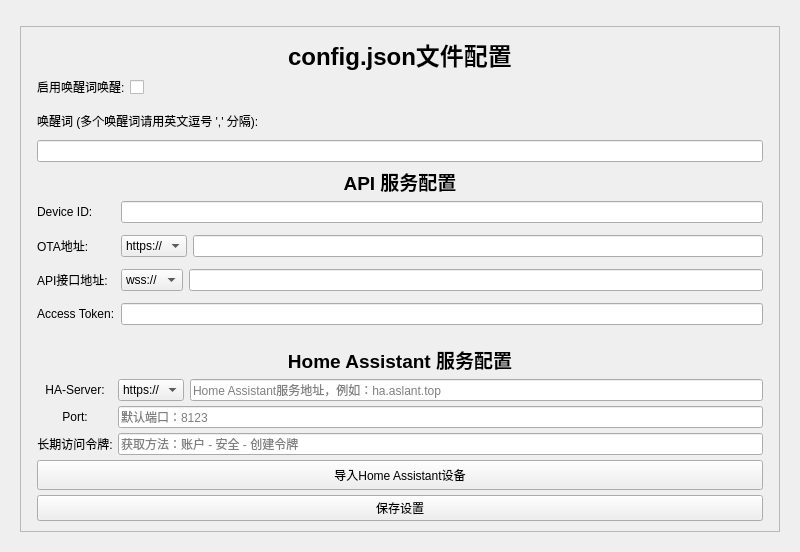
Old version of the form src/display/gui_display.ui in the repository alfred888/py-xiaozhi.
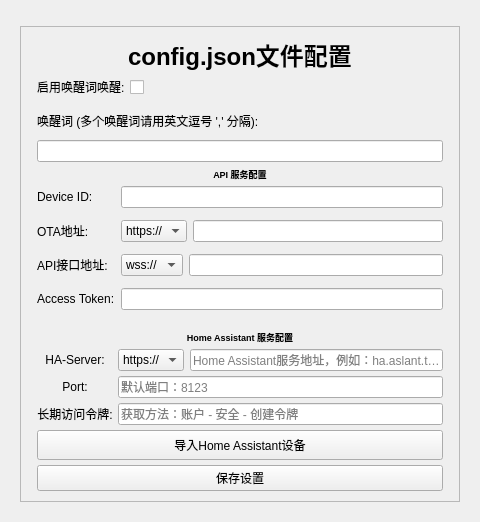
New version of the form. The open tabs and pages were chosen to show the change.

Commit message: 调整UI尺寸为原来的50%

What changed in the file:
```diff
--- a/src/display/gui_display.ui
+++ b/src/display/gui_display.ui
@@ -6,8 +6,8 @@
    <rect>
     <x>0</x>
     <y>0</y>
-    <width>800</width>
-    <height>518</height>
+    <width>400</width>
+    <height>259</height>
    </rect>
   </property>
   <property name="windowTitle">
@@ -518,7 +518,7 @@
            <widget class="QLabel" name="label">
             <property name="font">
              <font>
-              <pointsize>14</pointsize>
+              <pointsize>7</pointsize>
               <weight>75</weight>
               <bold>true</bold>
              </font>
@@ -694,7 +694,7 @@
            <widget class="QLabel" name="haConfigLabel">
             <property name="font">
              <font>
-              <pointsize>14</pointsize>
+              <pointsize>7</pointsize>
               <weight>75</weight>
               <bold>true</bold>
              </font>
```
Left out of the diff: 4 changed lines with no effect on the pictures.
